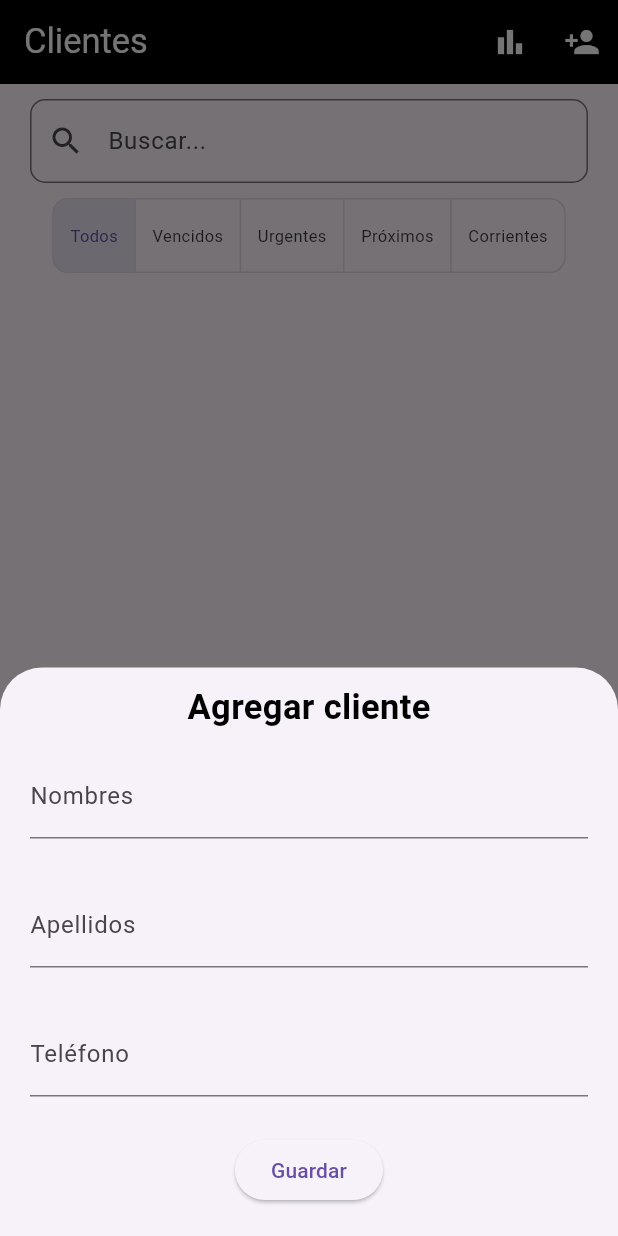
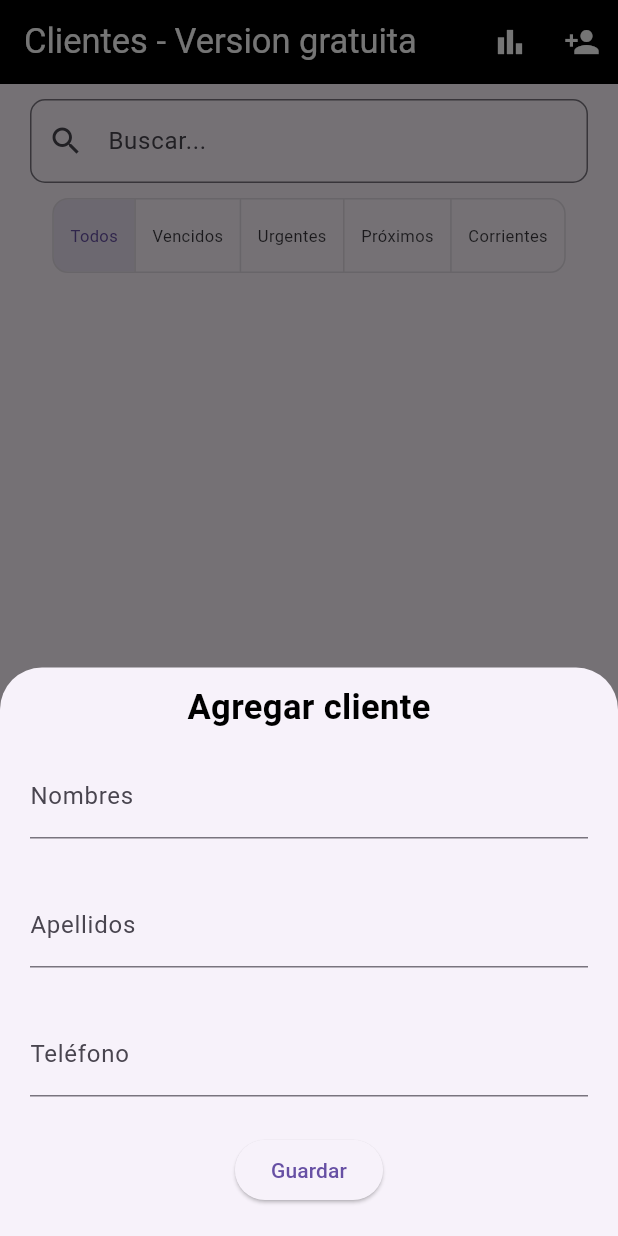
Before and after one commit to BetoCristobal/myGym, a Flutter app: the screen it shows after launch, after a tap on the "person add" icon, on a phone screen of 412 x 824 dp. Run offline on Flutter 3.47's test engine with Material 3 defaults, Android fonts, the light colour scheme and no system bars; our stand-ins replace data_table_2, sqflite; accounts and stored records are empty.

Commit message:
Versiosnes listas prueba y completa

```diff
--- a/lib/main.dart
+++ b/lib/app.dart
@@ -10,23 +10,20 @@ import 'package:my_gym_oficial/views/reportes/reportes_screen.dart';
 import 'package:my_gym_oficial/views/splash_screen.dart';
 import 'package:provider/provider.dart';
 
-void main() {
-
-  runApp(
-    MultiProvider(
+Widget buildApp({required bool isFreeVersion}) {
+  return MultiProvider(
     providers: [
       ChangeNotifierProvider(create: (_) => ToggleButtonsProvider()),
       ChangeNotifierProvider(create: (_) => ClienteProvider(ClienteRepository())),
       ChangeNotifierProvider(create: (_) => PagoProvider(PagoRepository())),
       ChangeNotifierProvider(create: (_) => ReportesProvider(PagoRepository(), ClienteRepository())),
-      ],
-      child: MyApp(),
-    )
+    ],child: MyApp(isFreeVersion: isFreeVersion,),
   );
 }
 
 class MyApp extends StatelessWidget {
-  const MyApp({super.key});
+  final bool isFreeVersion;
+  const MyApp({super.key, required this.isFreeVersion});
 
   @override
   Widget build(BuildContext context) {
@@ -34,8 +31,8 @@ class MyApp extends StatelessWidget {
       debugShowCheckedModeBanner: false,
       initialRoute: "/",
       routes: {
-        "/": (context) => SplashScreen(),
-        "clientesScreen": (context) => ClientesScreen(),
+        "/": (context) => SplashScreen(isFreeVersion: isFreeVersion,),
+        "clientesScreen": (context) => ClientesScreen(isFreeVersion: isFreeVersion,),
         "reportesScreen": (context) => ReportesScreen(),
       },
     );
--- /dev/null
+++ b/lib/main_free.dart
@@ -0,0 +1,6 @@
+import 'package:flutter/material.dart';
+import 'package:my_gym_oficial/app.dart';
+
+void main() {
+  runApp(buildApp(isFreeVersion: true));
+}
--- /dev/null
+++ b/lib/main_paid.dart
@@ -0,0 +1,6 @@
+import 'package:flutter/material.dart';
+import 'package:my_gym_oficial/app.dart';
+
+void main() {
+  runApp(buildApp(isFreeVersion: false));
+}
--- a/lib/views/clientes/clientes_screen.dart
+++ b/lib/views/clientes/clientes_screen.dart
@@ -10,7 +10,8 @@ import 'package:my_gym_oficial/widgets/ClienteScreen/my_toggle_buttons.dart';
 import 'package:provider/provider.dart';
 
 class ClientesScreen extends StatefulWidget {
-  const ClientesScreen({super.key});
+  final bool isFreeVersion;
+  const ClientesScreen({super.key, required this.isFreeVersion});
 
   @override
   State<ClientesScreen> createState() => _ClientesScreenState();
@@ -37,20 +38,38 @@ class _ClientesScreenState extends State<ClientesScreen> {
       behavior: HitTestBehavior.opaque,
       child: Scaffold(
         appBar: AppBar(
-          title: const Text("Clientes"),
+          title: Text(widget.isFreeVersion ? "Clientes - Version gratuita" : "Clientes"),
           actions: [
             IconButton(onPressed: () {
               Navigator.push(context, MaterialPageRoute(builder: (context) => ReportesScreen()));
             },
             icon: const Icon(Icons.bar_chart), color: Colors.white,),
             IconButton(onPressed: () {
-              showModalBottomSheet(
+              final clienteProvider = Provider.of<ClienteProvider>(context, listen: false);
+
+              //VERIFICAR SI ALCNZASTE REGISTROS MAXIMO VERSION GRATUITA
+              if(widget.isFreeVersion && clienteProvider.clientes.length >= 7){
+                showDialog(
+                            context: context,
+                            builder: (BuildContext context) {
+                              return AlertDialog(
+                                title: Text("Advertencia"),
+                                content: Text("Solo puedes registrar a 7 clientes en la version gratuita"),
+                              );
+                            }
+                          );
+              } else {
+                showModalBottomSheet(
                 isScrollControlled: true,
                 context: context,
                 builder: (BuildContext context) {
                   return FormAgregarEditarCliente(estaEditando: false,);
                 }
               );
+              }
+
+
+
             },
             icon: const Icon(Icons.person_add), color: Colors.white,)
           ],
--- a/lib/views/splash_screen.dart
+++ b/lib/views/splash_screen.dart
@@ -2,7 +2,8 @@ import 'package:flutter/material.dart';
 import 'package:my_gym_oficial/views/clientes/clientes_screen.dart';
 
 class SplashScreen extends StatefulWidget {
-  const SplashScreen({super.key});
+  final bool isFreeVersion;
+  const SplashScreen({super.key, required this.isFreeVersion});
 
   @override
   State<SplashScreen> createState() => _SplashScreenState();
@@ -12,11 +13,14 @@ class _SplashScreenState extends State<SplashScreen> {
   @override
   void initState() {
     super.initState();
-    Future.delayed(Duration(seconds: 2), () {
+    WidgetsBinding.instance.addPostFrameCallback((_) {
+      Future.delayed(Duration(seconds: 2), () {
       Navigator.pushReplacement(
-        context, MaterialPageRoute(builder: (context) => ClientesScreen())
+        context, MaterialPageRoute(builder: (context) => ClientesScreen(isFreeVersion: widget.isFreeVersion,))
       );
     });
+    });
+
   }
 
   @override
--- a/pubspec.yaml
+++ b/pubspec.yaml
@@ -1,7 +1,7 @@
 name: my_gym_oficial
-description: "A new Flutter project."
+description: "App para gestionar usuario y sus pagos en un gimnasio."
 publish_to: 'none'
-version: 0.1.0
+version: 1.0.0+1
 
 environment:
   sdk: ^3.6.2
```
Also changed, not shown: lib/widgets/ClienteScreen/form_agregar_editar_cliente.dart (line endings or trailing spaces), 22 other files. Lines whose indentation alone changed are shown as unchanged.
